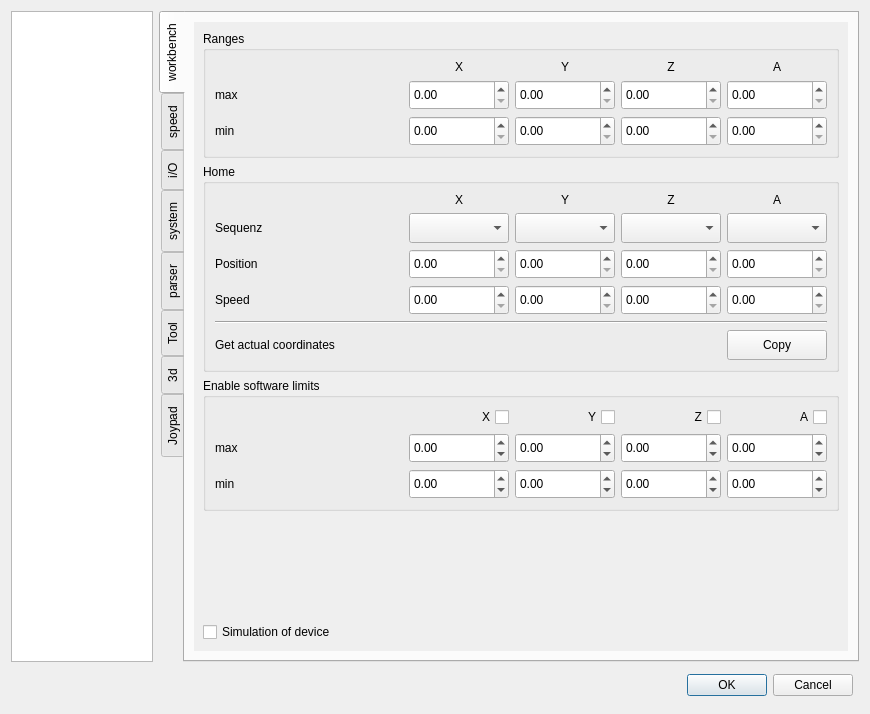
The window that sources/forms/Settings.ui (eduard-x/cnc-qt) describes before a commit, drawn with Qt 5.
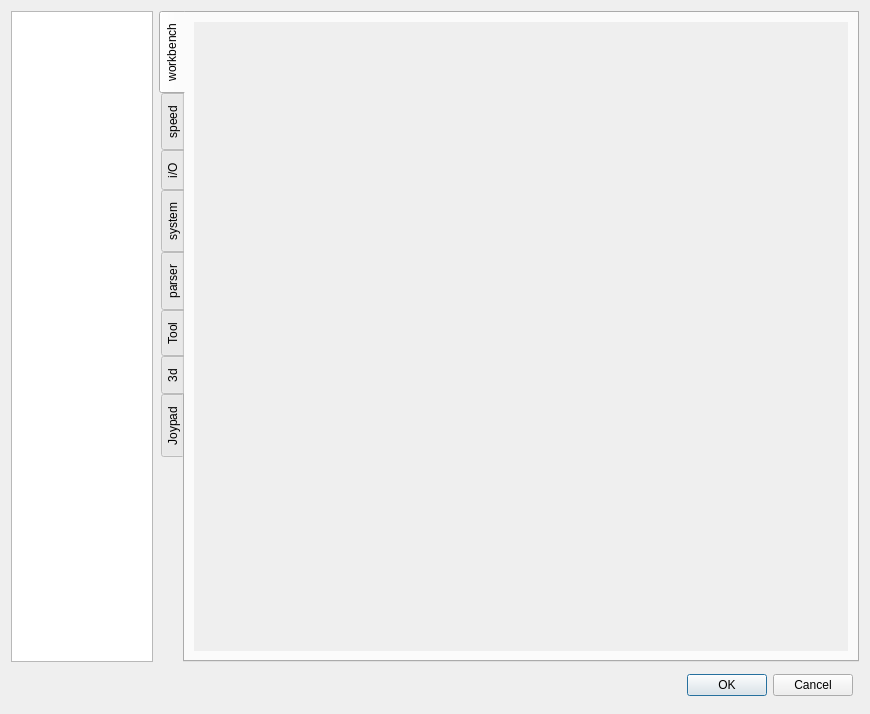
The same window after the commit. The open tabs and pages were chosen to show the change.

Commit message: separated setting widgets

```diff
--- a/sources/forms/Settings.ui
+++ b/sources/forms/Settings.ui
@@ -127,8 +127,8 @@
              <rect>
               <x>0</x>
               <y>0</y>
-              <width>519</width>
-              <height>546</height>
+              <width>649</width>
+              <height>639</height>
              </rect>
             </property>
             <property name="sizePolicy">
@@ -137,975 +137,7 @@
               <verstretch>0</verstretch>
              </sizepolicy>
             </property>
-            <layout class="QGridLayout" name="gridLayout_21">
-             <item row="0" column="0" colspan="2">
-              <widget class="QGroupBox" name="groupRanges">
-               <property name="sizePolicy">
-                <sizepolicy hsizetype="Minimum" vsizetype="Minimum">
-                 <horstretch>0</horstretch>
-                 <verstretch>0</verstretch>
-                </sizepolicy>
-               </property>
-               <property name="title">
-                <string>Ranges</string>
-               </property>
-               <layout class="QGridLayout" name="gridLayout_4">
-                <item row="3" column="6">
-                 <widget class="QDoubleSpinBox" name="doubleRangeMinY">
-                  <property name="minimumSize">
-                   <size>
-                    <width>75</width>
-                    <height>30</height>
-                   </size>
-                  </property>
-                  <property name="maximumSize">
-                   <size>
-                    <width>100</width>
-                    <height>35</height>
-                   </size>
-                  </property>
-                 </widget>
-                </item>
-                <item row="2" column="7">
-                 <widget class="QDoubleSpinBox" name="doubleRangeMaxZ">
-                  <property name="minimumSize">
-                   <size>
-                    <width>75</width>
-                    <height>30</height>
-                   </size>
-                  </property>
-                  <property name="maximumSize">
-                   <size>
-                    <width>100</width>
-                    <height>35</height>
-                   </size>
-                  </property>
-                 </widget>
-                </item>
-                <item row="3" column="7">
-                 <widget class="QDoubleSpinBox" name="doubleRangeMinZ">
-                  <property name="minimumSize">
-                   <size>
-                    <width>75</width>
-                    <height>30</height>
-                   </size>
-                  </property>
-                  <property name="maximumSize">
-                   <size>
-                    <width>100</width>
-                    <height>35</height>
-                   </size>
-                  </property>
-                 </widget>
-                </item>
-                <item row="2" column="0">
-                 <widget class="QLabel" name="labelMax">
-                  <property name="sizePolicy">
-                   <sizepolicy hsizetype="Minimum" vsizetype="Preferred">
-                    <horstretch>0</horstretch>
-                    <verstretch>0</verstretch>
-                   </sizepolicy>
-                  </property>
-                  <property name="text">
-                   <string>max</string>
-                  </property>
-                 </widget>
-                </item>
-                <item row="2" column="6">
-                 <widget class="QDoubleSpinBox" name="doubleRangeMaxY">
-                  <property name="minimumSize">
-                   <size>
-                    <width>75</width>
-                    <height>30</height>
-                   </size>
-                  </property>
-                  <property name="maximumSize">
-                   <size>
-                    <width>100</width>
-                    <height>35</height>
-                   </size>
-                  </property>
-                 </widget>
-                </item>
-                <item row="0" column="5">
-                 <widget class="QLabel" name="label_14">
-                  <property name="sizePolicy">
-                   <sizepolicy hsizetype="Minimum" vsizetype="Minimum">
-                    <horstretch>0</horstretch>
-                    <verstretch>0</verstretch>
-                   </sizepolicy>
-                  </property>
-                  <property name="text">
-                   <string>X</string>
-                  </property>
-                  <property name="alignment">
-                   <set>Qt::AlignCenter</set>
-                  </property>
-                 </widget>
-                </item>
-                <item row="2" column="5">
-                 <widget class="QDoubleSpinBox" name="doubleRangeMaxX">
-                  <property name="minimumSize">
-                   <size>
-                    <width>75</width>
-                    <height>30</height>
-                   </size>
-                  </property>
-                  <property name="maximumSize">
-                   <size>
-                    <width>100</width>
-                    <height>35</height>
-                   </size>
-                  </property>
-                 </widget>
-                </item>
-                <item row="3" column="5">
-                 <widget class="QDoubleSpinBox" name="doubleRangeMinX">
-                  <property name="minimumSize">
-                   <size>
-                    <width>75</width>
-                    <height>30</height>
-                   </size>
-                  </property>
-                  <property name="maximumSize">
-                   <size>
-                    <width>100</width>
-                    <height>35</height>
-                   </size>
-                  </property>
-                 </widget>
-                </item>
-                <item row="0" column="8">
-                 <widget class="QLabel" name="label_17">
-                  <property name="sizePolicy">
-                   <sizepolicy hsizetype="Minimum" vsizetype="Minimum">
-                    <horstretch>0</horstretch>
-                    <verstretch>0</verstretch>
-                   </sizepolicy>
-                  </property>
-                  <property name="text">
-                   <string>A</string>
-                  </property>
-                  <property name="alignment">
-                   <set>Qt::AlignCenter</set>
-                  </property>
-                 </widget>
-                </item>
-                <item row="0" column="7">
-                 <widget class="QLabel" name="label_16">
-                  <property name="sizePolicy">
-                   <sizepolicy hsizetype="Minimum" vsizetype="Minimum">
-                    <horstretch>0</horstretch>
-                    <verstretch>0</verstretch>
-                   </sizepolicy>
-                  </property>
-                  <property name="text">
-                   <string>Z</string>
-                  </property>
-                  <property name="alignment">
-                   <set>Qt::AlignCenter</set>
-                  </property>
-                 </widget>
-                </item>
-                <item row="0" column="6">
-                 <widget class="QLabel" name="label_15">
-                  <property name="sizePolicy">
-                   <sizepolicy hsizetype="Minimum" vsizetype="Minimum">
-                    <horstretch>0</horstretch>
-                    <verstretch>0</verstretch>
-                   </sizepolicy>
-                  </property>
-                  <property name="text">
-                   <string>Y</string>
-                  </property>
-                  <property name="alignment">
-                   <set>Qt::AlignCenter</set>
-                  </property>
-                 </widget>
-                </item>
-                <item row="3" column="0">
-                 <widget class="QLabel" name="labelMin">
-                  <property name="sizePolicy">
-                   <sizepolicy hsizetype="Minimum" vsizetype="Preferred">
-                    <horstretch>0</horstretch>
-                    <verstretch>0</verstretch>
-                   </sizepolicy>
-                  </property>
-                  <property name="text">
-                   <string>min</string>
-                  </property>
-                 </widget>
-                </item>
-                <item row="2" column="8">
-                 <widget class="QDoubleSpinBox" name="doubleRangeMaxA">
-                  <property name="minimumSize">
-                   <size>
-                    <width>75</width>
-                    <height>30</height>
-                   </size>
-                  </property>
-                  <property name="maximumSize">
-                   <size>
-                    <width>100</width>
-                    <height>35</height>
-                   </size>
-                  </property>
-                 </widget>
-                </item>
-                <item row="3" column="8">
-                 <widget class="QDoubleSpinBox" name="doubleRangeMinA">
-                  <property name="minimumSize">
-                   <size>
-                    <width>75</width>
-                    <height>30</height>
-                   </size>
-                  </property>
-                  <property name="maximumSize">
-                   <size>
-                    <width>100</width>
-                    <height>35</height>
-                   </size>
-                  </property>
-                 </widget>
-                </item>
-               </layout>
-              </widget>
-             </item>
-             <item row="1" column="0" colspan="2">
-              <widget class="QGroupBox" name="groupHome">
-               <property name="sizePolicy">
-                <sizepolicy hsizetype="Minimum" vsizetype="Minimum">
-                 <horstretch>0</horstretch>
-                 <verstretch>0</verstretch>
-                </sizepolicy>
-               </property>
-               <property name="title">
-                <string>Home</string>
-               </property>
-               <layout class="QGridLayout" name="gridLayout_9">
-                <item row="1" column="1">
-                 <widget class="QLabel" name="labelSeq">
-                  <property name="sizePolicy">
-                   <sizepolicy hsizetype="Minimum" vsizetype="Preferred">
-                    <horstretch>0</horstretch>
-                    <verstretch>0</verstretch>
-                   </sizepolicy>
-                  </property>
-                  <property name="text">
-                   <string>Sequenz</string>
-                  </property>
-                 </widget>
-                </item>
-                <item row="1" column="2">
-                 <widget class="QComboBox" name="comboSeqX">
-                  <property name="sizePolicy">
-                   <sizepolicy hsizetype="Minimum" vsizetype="Fixed">
-                    <horstretch>0</horstretch>
-                    <verstretch>0</verstretch>
-                   </sizepolicy>
-                  </property>
-                  <property name="minimumSize">
-                   <size>
-                    <width>0</width>
-                    <height>30</height>
-                   </size>
-                  </property>
-                  <property name="maximumSize">
-                   <size>
-                    <width>100</width>
-                    <height>35</height>
-                   </size>
-                  </property>
-                 </widget>
-                </item>
-                <item row="2" column="1">
-                 <widget class="QLabel" name="labelPosition">
-                  <property name="sizePolicy">
-                   <sizepolicy hsizetype="Minimum" vsizetype="Preferred">
-                    <horstretch>0</horstretch>
-                    <verstretch>0</verstretch>
-                   </sizepolicy>
-                  </property>
-                  <property name="text">
-                   <string>Position</string>
-                  </property>
-                 </widget>
-                </item>
-                <item row="3" column="1">
-                 <widget class="QLabel" name="labelSpeed">
-                  <property name="sizePolicy">
-                   <sizepolicy hsizetype="Minimum" vsizetype="Preferred">
-                    <horstretch>0</horstretch>
-                    <verstretch>0</verstretch>
-                   </sizepolicy>
-                  </property>
-                  <property name="text">
-                   <string>Speed</string>
-                  </property>
-                 </widget>
-                </item>
-                <item row="1" column="3">
-                 <widget class="QComboBox" name="comboSeqY">
-                  <property name="sizePolicy">
-                   <sizepolicy hsizetype="Minimum" vsizetype="Fixed">
-                    <horstretch>0</horstretch>
-                    <verstretch>0</verstretch>
-                   </sizepolicy>
-                  </property>
-                  <property name="minimumSize">
-                   <size>
-                    <width>0</width>
-                    <height>30</height>
-                   </size>
-                  </property>
-                  <property name="maximumSize">
-                   <size>
-                    <width>100</width>
-                    <height>35</height>
-                   </size>
-                  </property>
-                 </widget>
-                </item>
-                <item row="2" column="2">
-                 <widget class="QDoubleSpinBox" name="doubleHomeX">
-                  <property name="minimumSize">
-                   <size>
-                    <width>75</width>
-                    <height>30</height>
-                   </size>
-                  </property>
-                  <property name="maximumSize">
-                   <size>
-                    <width>100</width>
-                    <height>35</height>
-                   </size>
-                  </property>
-                 </widget>
-                </item>
-                <item row="2" column="3">
-                 <widget class="QDoubleSpinBox" name="doubleHomeY">
-                  <property name="minimumSize">
-                   <size>
-                    <width>75</width>
-                    <height>30</height>
-                   </size>
-                  </property>
-                  <property name="maximumSize">
-                   <size>
-                    <width>100</width>
-                    <height>35</height>
-                   </size>
-                  </property>
-                 </widget>
-                </item>
-                <item row="1" column="4">
-                 <widget class="QComboBox" name="comboSeqZ">
-                  <property name="sizePolicy">
-                   <sizepolicy hsizetype="Minimum" vsizetype="Fixed">
-                    <horstretch>0</horstretch>
-                    <verstretch>0</verstretch>
-                   </sizepolicy>
-                  </property>
-                  <property name="minimumSize">
-                   <size>
-                    <width>0</width>
-                    <height>30</height>
-                   </size>
-                  </property>
-                  <property name="maximumSize">
-                   <size>
-                    <width>100</width>
-                    <height>35</height>
-                   </size>
-                  </property>
-                 </widget>
-                </item>
-                <item row="0" column="2">
-                 <widget class="QLabel" name="label_2">
-                  <property name="sizePolicy">
-                   <sizepolicy hsizetype="Minimum" vsizetype="Preferred">
-                    <horstretch>0</horstretch>
-                    <verstretch>0</verstretch>
-                   </sizepolicy>
-                  </property>
-                  <property name="text">
-                   <string>X</string>
-                  </property>
-                  <property name="alignment">
-                   <set>Qt::AlignCenter</set>
-                  </property>
-                 </widget>
-                </item>
-                <item row="0" column="3">
-                 <widget class="QLabel" name="label_3">
-                  <property name="sizePolicy">
-                   <sizepolicy hsizetype="Minimum" vsizetype="Preferred">
-                    <horstretch>0</horstretch>
-                    <verstretch>0</verstretch>
-                   </sizepolicy>
-                  </property>
-                  <property name="text">
-                   <string>Y</string>
-                  </property>
-                  <property name="alignment">
-                   <set>Qt::AlignCenter</set>
-                  </property>
-                 </widget>
-                </item>
-                <item row="0" column="4">
-                 <widget class="QLabel" name="label_4">
-                  <property name="sizePolicy">
-                   <sizepolicy hsizetype="Minimum" vsizetype="Preferred">
-                    <horstretch>0</horstretch>
-                    <verstretch>0</verstretch>
-                   </sizepolicy>
-                  </property>
-                  <property name="text">
-                   <string>Z</string>
-                  </property>
-                  <property name="alignment">
-                   <set>Qt::AlignCenter</set>
-                  </property>
-                 </widget>
-                </item>
-                <item row="1" column="5">
-                 <widget class="QComboBox" name="comboSeqA">
-                  <property name="sizePolicy">
-                   <sizepolicy hsizetype="Minimum" vsizetype="Fixed">
-                    <horstretch>0</horstretch>
-                    <verstretch>0</verstretch>
-                   </sizepolicy>
-                  </property>
-                  <property name="minimumSize">
-                   <size>
-                    <width>0</width>
-                    <height>30</height>
-                   </size>
-                  </property>
-                  <property name="maximumSize">
-                   <size>
-                    <width>100</width>
-                    <height>35</height>
-                   </size>
-                  </property>
-                 </widget>
-                </item>
-                <item row="0" column="5">
-                 <widget class="QLabel" name="label_13">
-                  <property name="sizePolicy">
-                   <sizepolicy hsizetype="Minimum" vsizetype="Preferred">
-                    <horstretch>0</horstretch>
-                    <verstretch>0</verstretch>
-                   </sizepolicy>
-                  </property>
-                  <property name="text">
-                   <string>A</string>
-                  </property>
-                  <property name="alignment">
-                   <set>Qt::AlignCenter</set>
-                  </property>
-                 </widget>
-                </item>
-                <item row="2" column="4">
-                 <widget class="QDoubleSpinBox" name="doubleHomeZ">
-                  <property name="minimumSize">
-                   <size>
-                    <width>75</width>
-                    <height>30</height>
-                   </size>
-                  </property>
-                  <property name="maximumSize">
-                   <size>
-                    <width>100</width>
-                    <height>35</height>
-                   </size>
-                  </property>
-                 </widget>
-                </item>
-                <item row="2" column="5">
-                 <widget class="QDoubleSpinBox" name="doubleHomeA">
-                  <property name="minimumSize">
-                   <size>
-                    <width>75</width>
-                    <height>30</height>
-                   </size>
-                  </property>
-                  <property name="maximumSize">
-                   <size>
-                    <width>100</width>
-                    <height>35</height>
-                   </size>
-                  </property>
-                 </widget>
-                </item>
-                <item row="3" column="2">
-                 <widget class="QDoubleSpinBox" name="doubleHomeSpeedX">
-                  <property name="minimumSize">
-                   <size>
-                    <width>75</width>
-                    <height>30</height>
-                   </size>
-                  </property>
-                  <property name="maximumSize">
-                   <size>
-                    <width>100</width>
-                    <height>35</height>
-                   </size>
-                  </property>
-                 </widget>
-                </item>
-                <item row="3" column="3">
-                 <widget class="QDoubleSpinBox" name="doubleHomeSpeedY">
-                  <property name="minimumSize">
-                   <size>
-                    <width>75</width>
-                    <height>30</height>
-                   </size>
-                  </property>
-                  <property name="maximumSize">
-                   <size>
-                    <width>100</width>
-                    <height>35</height>
-                   </size>
-                  </property>
-                 </widget>
-                </item>
-                <item row="3" column="4">
-                 <widget class="QDoubleSpinBox" name="doubleHomeSpeedZ">
-                  <property name="minimumSize">
-                   <size>
-                    <width>75</width>
-                    <height>30</height>
-                   </size>
-                  </property>
-                  <property name="maximumSize">
-                   <size>
-                    <width>100</width>
-                    <height>35</height>
-                   </size>
-                  </property>
-                 </widget>
-                </item>
-                <item row="3" column="5">
-                 <widget class="QDoubleSpinBox" name="doubleHomeSpeedA">
-                  <property name="minimumSize">
-                   <size>
-                    <width>75</width>
-                    <height>30</height>
-                   </size>
-                  </property>
-                  <property name="maximumSize">
-                   <size>
-                    <width>100</width>
-                    <height>35</height>
-                   </size>
-                  </property>
-                 </widget>
-                </item>
-                <item row="6" column="5">
-                 <widget class="QPushButton" name="pushCopyHome">
-                  <property name="minimumSize">
-                   <size>
-                    <width>75</width>
-                    <height>30</height>
-                   </size>
-                  </property>
-                  <property name="text">
-                   <string>Copy</string>
-                  </property>
-                 </widget>
-                </item>
-                <item row="6" column="1" colspan="4">
-                 <widget class="QLabel" name="labelGetCoordinates">
-                  <property name="sizePolicy">
-                   <sizepolicy hsizetype="Minimum" vsizetype="Preferred">
-                    <horstretch>0</horstretch>
-                    <verstretch>0</verstretch>
-                   </sizepolicy>
-                  </property>
-                  <property name="text">
-                   <string>Get actual coordinates</string>
-                  </property>
-                 </widget>
-                </item>
-                <item row="5" column="1" colspan="5">
-                 <widget class="Line" name="line">
-                  <property name="orientation">
-                   <enum>Qt::Horizontal</enum>
-                  </property>
-                 </widget>
-                </item>
-               </layout>
-              </widget>
-             </item>
-             <item row="2" column="0" colspan="2">
-              <widget class="QGroupBox" name="groupSoftwareLimits">
-               <property name="sizePolicy">
-                <sizepolicy hsizetype="Minimum" vsizetype="Minimum">
-                 <horstretch>0</horstretch>
-                 <verstretch>0</verstretch>
-                </sizepolicy>
-               </property>
-               <property name="title">
-                <string>Enable software limits</string>
-               </property>
-               <layout class="QGridLayout" name="gridLayout_8">
-                <item row="0" column="5">
-                 <widget class="QCheckBox" name="checkSoftA">
-                  <property name="layoutDirection">
-                   <enum>Qt::RightToLeft</enum>
-                  </property>
-                  <property name="text">
-                   <string>A</string>
-                  </property>
-                 </widget>
-                </item>
-                <item row="1" column="4">
-                 <widget class="QDoubleSpinBox" name="doubleZmax">
-                  <property name="sizePolicy">
-                   <sizepolicy hsizetype="Minimum" vsizetype="Minimum">
-                    <horstretch>0</horstretch>
-                    <verstretch>0</verstretch>
-                   </sizepolicy>
-                  </property>
-                  <property name="minimumSize">
-                   <size>
-                    <width>75</width>
-                    <height>30</height>
-                   </size>
-                  </property>
-                  <property name="maximumSize">
-                   <size>
-                    <width>100</width>
-                    <height>35</height>
-                   </size>
-                  </property>
-                  <property name="minimum">
-                   <double>-999.990000000000009</double>
-                  </property>
-                  <property name="maximum">
-                   <double>999.990000000000009</double>
-                  </property>
-                  <property name="singleStep">
-                   <double>10.000000000000000</double>
-                  </property>
-                 </widget>
-                </item>
-                <item row="3" column="1">
-                 <widget class="QDoubleSpinBox" name="doubleXmin">
-                  <property name="sizePolicy">
-                   <sizepolicy hsizetype="Minimum" vsizetype="Minimum">
-                    <horstretch>0</horstretch>
-                    <verstretch>0</verstretch>
-                   </sizepolicy>
-                  </property>
-                  <property name="minimumSize">
-                   <size>
-                    <width>75</width>
-                    <height>30</height>
-                   </size>
-                  </property>
-                  <property name="maximumSize">
-                   <size>
-                    <width>100</width>
-                    <height>35</height>
-                   </size>
-                  </property>
-                  <property name="minimum">
-                   <double>-999.990000000000009</double>
-                  </property>
-                  <property name="maximum">
-                   <double>999.990000000000009</double>
-                  </property>
-                  <property name="singleStep">
-                   <double>10.000000000000000</double>
-                  </property>
-                 </widget>
-                </item>
-                <item row="0" column="4">
-                 <widget class="QCheckBox" name="checkSoftZ">
-                  <property name="layoutDirection">
-                   <enum>Qt::RightToLeft</enum>
-                  </property>
-                  <property name="text">
-                   <string>Z</string>
-                  </property>
-                 </widget>
-                </item>
-                <item row="1" column="5">
-                 <widget class="QDoubleSpinBox" name="doubleAmax">
-                  <property name="sizePolicy">
-                   <sizepolicy hsizetype="Minimum" vsizetype="Minimum">
-                    <horstretch>0</horstretch>
-                    <verstretch>0</verstretch>
-                   </sizepolicy>
-                  </property>
-                  <property name="minimumSize">
-                   <size>
-                    <width>75</width>
-                    <height>30</height>
-                   </size>
-                  </property>
-                  <property name="maximumSize">
-                   <size>
-                    <width>100</width>
-                    <height>35</height>
-                   </size>
-                  </property>
-                  <property name="minimum">
-                   <double>-999.990000000000009</double>
-                  </property>
-                  <property name="maximum">
-                   <double>999.990000000000009</double>
-                  </property>
-                  <property name="singleStep">
-                   <double>10.000000000000000</double>
-                  </property>
-                 </widget>
-                </item>
-                <item row="3" column="2">
-                 <widget class="QDoubleSpinBox" name="doubleYmin">
-                  <property name="sizePolicy">
-                   <sizepolicy hsizetype="Minimum" vsizetype="Minimum">
-                    <horstretch>0</horstretch>
-                    <verstretch>0</verstretch>
-                   </sizepolicy>
-                  </property>
-                  <property name="minimumSize">
-                   <size>
-                    <width>75</width>
-                    <height>30</height>
-                   </size>
-                  </property>
-                  <property name="maximumSize">
-                   <size>
-                    <width>100</width>
-                    <height>35</height>
-                   </size>
-                  </property>
-                  <property name="minimum">
-                   <double>-999.990000000000009</double>
-                  </property>
-                  <property name="maximum">
-                   <double>999.990000000000009</double>
-                  </property>
-                  <property name="singleStep">
-                   <double>10.000000000000000</double>
-                  </property>
-                 </widget>
-                </item>
-                <item row="1" column="1">
-                 <widget class="QDoubleSpinBox" name="doubleXmax">
-                  <property name="sizePolicy">
-                   <sizepolicy hsizetype="Minimum" vsizetype="Minimum">
-                    <horstretch>0</horstretch>
-                    <verstretch>0</verstretch>
-                   </sizepolicy>
-                  </property>
-                  <property name="minimumSize">
-                   <size>
-                    <width>75</width>
-                    <height>30</height>
-                   </size>
-                  </property>
-                  <property name="maximumSize">
-                   <size>
-                    <width>100</width>
-                    <height>35</height>
-                   </size>
-                  </property>
-                  <property name="minimum">
-                   <double>-999.990000000000009</double>
-                  </property>
-                  <property name="maximum">
-                   <double>999.990000000000009</double>
-                  </property>
-                  <property name="singleStep">
-                   <double>10.000000000000000</double>
-                  </property>
-                 </widget>
-                </item>
-                <item row="1" column="2">
-                 <widget class="QDoubleSpinBox" name="doubleYmax">
-                  <property name="sizePolicy">
-                   <sizepolicy hsizetype="Minimum" vsizetype="Minimum">
-                    <horstretch>0</horstretch>
-                    <verstretch>0</verstretch>
-                   </sizepolicy>
-                  </property>
-                  <property name="minimumSize">
-                   <size>
-                    <width>75</width>
-                    <height>30</height>
-                   </size>
-                  </property>
-                  <property name="maximumSize">
-                   <size>
-                    <width>100</width>
-                    <height>35</height>
-                   </size>
-                  </property>
-                  <property name="minimum">
-                   <double>-999.990000000000009</double>
-                  </property>
-                  <property name="maximum">
-                   <double>999.990000000000009</double>
-                  </property>
-                  <property name="singleStep">
-                   <double>10.000000000000000</double>
-                  </property>
-                 </widget>
-                </item>
-                <item row="3" column="4">
-                 <widget class="QDoubleSpinBox" name="doubleZmin">
-                  <property name="sizePolicy">
-                   <sizepolicy hsizetype="Minimum" vsizetype="Minimum">
-                    <horstretch>0</horstretch>
-                    <verstretch>0</verstretch>
-                   </sizepolicy>
-                  </property>
-                  <property name="minimumSize">
-                   <size>
-                    <width>75</width>
-                    <height>30</height>
-                   </size>
-                  </property>
-                  <property name="maximumSize">
-                   <size>
-                    <width>100</width>
-                    <height>35</height>
-                   </size>
-                  </property>
-                  <property name="minimum">
-                   <double>-999.990000000000009</double>
-                  </property>
-                  <property name="maximum">
-                   <double>999.990000000000009</double>
-                  </property>
-                  <property name="singleStep">
-                   <double>10.000000000000000</double>
-                  </property>
-                 </widget>
-                </item>
-                <item row="3" column="5">
-                 <widget class="QDoubleSpinBox" name="doubleAmin">
-                  <property name="sizePolicy">
-                   <sizepolicy hsizetype="Minimum" vsizetype="Minimum">
-                    <horstretch>0</horstretch>
-                    <verstretch>0</verstretch>
-                   </sizepolicy>
-                  </property>
-                  <property name="minimumSize">
-                   <size>
-                    <width>75</width>
-                    <height>30</height>
-                   </size>
-                  </property>
-                  <property name="maximumSize">
-                   <size>
-                    <width>100</width>
-                    <height>35</height>
-                   </size>
-                  </property>
-                  <property name="minimum">
-                   <double>-999.990000000000009</double>
-                  </property>
-                  <property name="maximum">
-                   <double>999.990000000000009</double>
-                  </property>
-                  <property name="singleStep">
-                   <double>10.000000000000000</double>
-                  </property>
-                 </widget>
-                </item>
-                <item row="0" column="1">
-                 <widget class="QCheckBox" name="checkSoftX">
-                  <property name="layoutDirection">
-                   <enum>Qt::RightToLeft</enum>
-                  </property>
-                  <property name="text">
-                   <string>X</string>
-                  </property>
-                 </widget>
-                </item>
-                <item row="0" column="2">
-                 <widget class="QCheckBox" name="checkSoftY">
-                  <property name="layoutDirection">
-                   <enum>Qt::RightToLeft</enum>
-                  </property>
-                  <property name="text">
-                   <string>Y</string>
-                  </property>
-                 </widget>
-                </item>
-                <item row="1" column="0">
-                 <widget class="QLabel" name="label_9">
-                  <property name="sizePolicy">
-                   <sizepolicy hsizetype="Minimum" vsizetype="Preferred">
-                    <horstretch>0</horstretch>
-                    <verstretch>0</verstretch>
-                   </sizepolicy>
-                  </property>
-                  <property name="minimumSize">
-                   <size>
-                    <width>75</width>
-                    <height>0</height>
-                   </size>
-                  </property>
-                  <property name="text">
-                   <string>max</string>
-                  </property>
-                 </widget>
-                </item>
-                <item row="3" column="0">
-                 <widget class="QLabel" name="label_10">
-                  <property name="sizePolicy">
-                   <sizepolicy hsizetype="Minimum" vsizetype="Preferred">
-                    <horstretch>0</horstretch>
-                    <verstretch>0</verstretch>
-                   </sizepolicy>
-                  </property>
-                  <property name="minimumSize">
-                   <size>
-                    <width>75</width>
-                    <height>0</height>
-                   </size>
-                  </property>
-                  <property name="text">
-                   <string>min</string>
-                  </property>
-                 </widget>
-                </item>
-               </layout>
-              </widget>
-             </item>
-             <item row="3" column="1">
-              <spacer name="verticalSpacer">
-               <property name="orientation">
-                <enum>Qt::Vertical</enum>
-               </property>
-               <property name="sizeHint" stdset="0">
-                <size>
-                 <width>20</width>
-                 <height>40</height>
-                </size>
-               </property>
-              </spacer>
-             </item>
-             <item row="4" column="0">
-              <widget class="QCheckBox" name="checkBoxDemoController">
-               <property name="sizePolicy">
-                <sizepolicy hsizetype="MinimumExpanding" vsizetype="Fixed">
-                 <horstretch>0</horstretch>
-                 <verstretch>0</verstretch>
-                </sizepolicy>
-               </property>
-               <property name="text">
-                <string>Simulation of device</string>
-               </property>
-              </widget>
-             </item>
-            </layout>
+            <layout class="QGridLayout" name="gridLayout_21"/>
            </widget>
           </widget>
          </item>
```
Left out of the diff: 2869 changed lines with no effect on the pictures. The commit also changes 37 other files.
